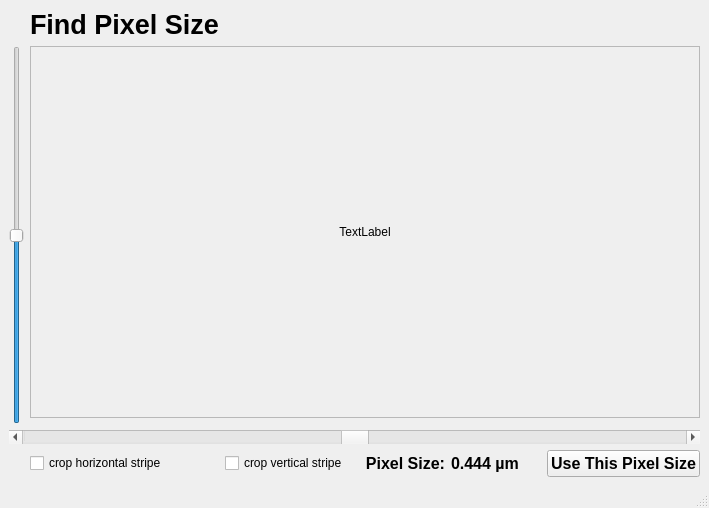
Qt form find_pixel_size.ui (HMarkoetter/BAMline_CT_preview_RECO) before a commit.
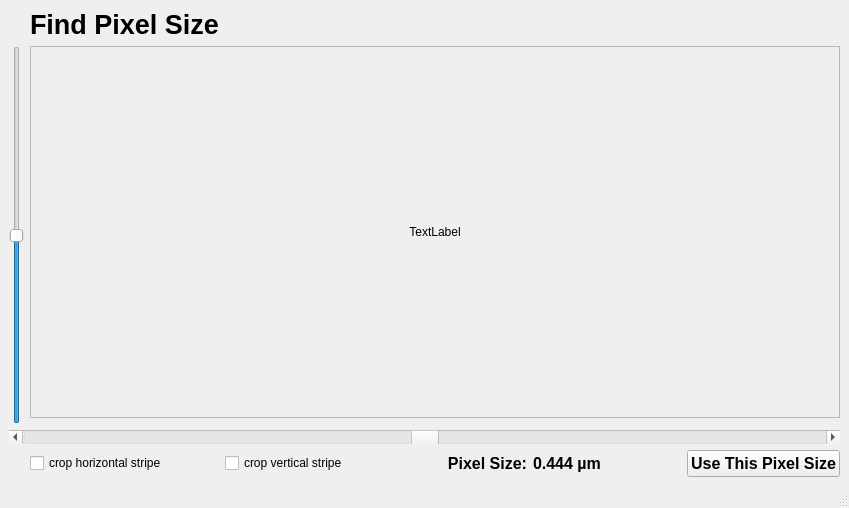
The same form after that commit.

```diff
--- a/find_pixel_size.ui
+++ b/find_pixel_size.ui
@@ -6,7 +6,7 @@
    <rect>
     <x>0</x>
     <y>0</y>
-    <width>709</width>
+    <width>849</width>
     <height>508</height>
    </rect>
   </property>
@@ -125,7 +125,7 @@
         <rect>
          <x>0</x>
          <y>0</y>
-         <width>656</width>
+         <width>796</width>
          <height>318</height>
         </rect>
        </property>
```
Left out of the diff: 4 changed lines with no effect on the pictures.
